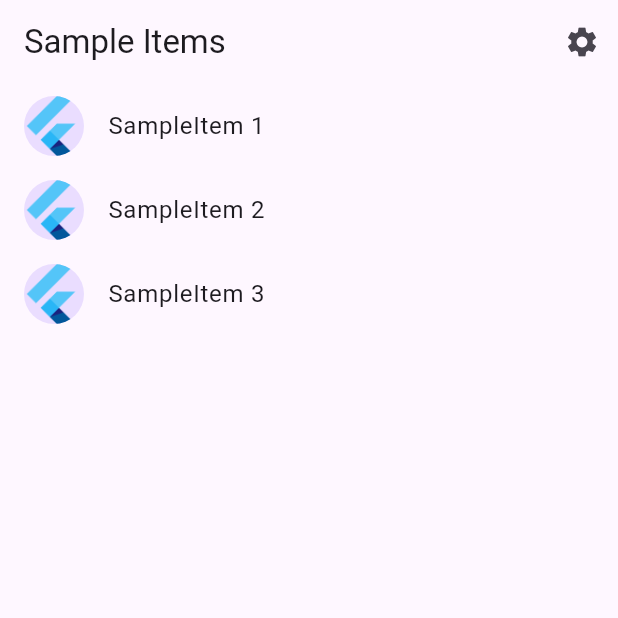
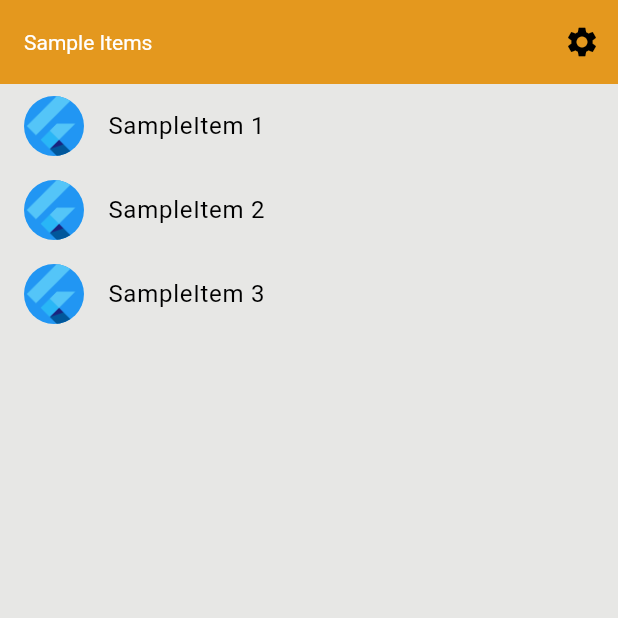
Before and after one commit to iTzGooDLife/neighborcafe, a Flutter app: the screen it shows after launch, on a phone screen of 412 x 824 dp, the top half of it. Run offline on Flutter 3.47's test engine with Material 3 defaults, Android fonts, the phone set to English and light mode, and no system bars.

Commit message:
feat: add colors and remove i18 support

```diff
--- a/neighborcafe/lib/src/app.dart
+++ b/neighborcafe/lib/src/app.dart
@@ -1,11 +1,10 @@
 import 'package:flutter/material.dart';
-import 'package:flutter_gen/gen_l10n/app_localizations.dart';
-import 'package:flutter_localizations/flutter_localizations.dart';
 
 import 'sample_feature/sample_item_details_view.dart';
 import 'sample_feature/sample_item_list_view.dart';
 import 'settings/settings_controller.dart';
 import 'settings/settings_view.dart';
+import 'settings/app_colors.dart'; // Importa el archivo de colores
 
 /// The Widget that configures your application.
 class MyApp extends StatelessWidget {
@@ -35,14 +34,14 @@ class MyApp extends StatelessWidget {
           // Provide the generated AppLocalizations to the MaterialApp. This
           // allows descendant Widgets to display the correct translations
           // depending on the user's locale.
-          localizationsDelegates: const [
+          /* localizationsDelegates: const [
             AppLocalizations.delegate,
             GlobalMaterialLocalizations.delegate,
             GlobalWidgetsLocalizations.delegate,
             GlobalCupertinoLocalizations.delegate,
-          ],
+          ], */
           supportedLocales: const [
-            Locale('en', ''), // English, no country code
+            Locale('es', ''), // Español
           ],
 
           // Use AppLocalizations to configure the correct application title
@@ -50,15 +49,50 @@ class MyApp extends StatelessWidget {
           //
           // The appTitle is defined in .arb files found in the localization
           // directory.
-          onGenerateTitle: (BuildContext context) =>
-              AppLocalizations.of(context)!.appTitle,
+          onGenerateTitle: (BuildContext context) => 'Neighbor Café',
 
           // Define a light and dark color theme. Then, read the user's
           // preferred ThemeMode (light, dark, or system default) from the
           // SettingsController to display the correct theme.
-          theme: ThemeData(),
-          darkTheme: ThemeData.dark(),
+          /* theme: ThemeData(),
+          darkTheme: ThemeData.dark(), */
           themeMode: settingsController.themeMode,
+
+          theme: ThemeData(
+            primaryColor: AppColors.primaryColor,
+            scaffoldBackgroundColor: AppColors.backgroundColor,
+            appBarTheme: const AppBarTheme(
+              backgroundColor: AppColors.primaryColor,
+              titleTextStyle: TextStyle(color: Colors.white),
+            ),
+            textTheme: const TextTheme(
+              bodyMedium: TextStyle(
+                  color: AppColors
+                      .textColor), // Usa bodyMedium en lugar de bodyText1
+            ),
+            colorScheme: ColorScheme.fromSwatch().copyWith(
+              primary: AppColors.primaryColor,
+              secondary: AppColors.secondaryColor,
+            ),
+          ),
+
+          // Tema oscuro personalizado
+          darkTheme: ThemeData.dark().copyWith(
+            primaryColor: AppColors.primaryColor,
+            scaffoldBackgroundColor: Colors.black,
+            appBarTheme: const AppBarTheme(
+              backgroundColor: AppColors.primaryColor,
+              titleTextStyle: TextStyle(color: Colors.white),
+            ),
+            textTheme: const TextTheme(
+              bodyMedium: TextStyle(
+                  color: Colors.white), // Usa bodyMedium en lugar de bodyText1
+            ),
+            colorScheme: const ColorScheme.dark().copyWith(
+              primary: AppColors.primaryColor,
+              secondary: AppColors.secondaryColor,
+            ),
+          ),
 
           // Define a function to handle named routes in order to support
           // Flutter web url navigation and deep linking.
--- a/neighborcafe/lib/src/localization/app_en.arb
+++ /dev/null
@@ -1,6 +0,0 @@
-{
-  "appTitle": "neighborcafe",
-  "@appTitle": {
-    "description": "The title of the application"
-  }
-}
--- /dev/null
+++ b/neighborcafe/lib/src/settings/app_colors.dart
@@ -0,0 +1,14 @@
+import 'package:flutter/material.dart';
+
+class AppColors {
+  static const Color primaryColor = Color(0xFFE4981E); // Naranjo
+  static const Color secondaryColor = Color(0xFF04474B); // Verde
+  static const Color backgroundColor = Color(0xFFE7E7E5); // Gris
+  static const Color textColor = Color(0xFF000000); // Negro
+}
+
+// Verde: #xFF04474B
+// Beige: #xFFD3B9B9
+// Naranjo: #xFFE4981E
+// Gris: #xFFE7E7E5
+// Negro: #xFF000000
```
